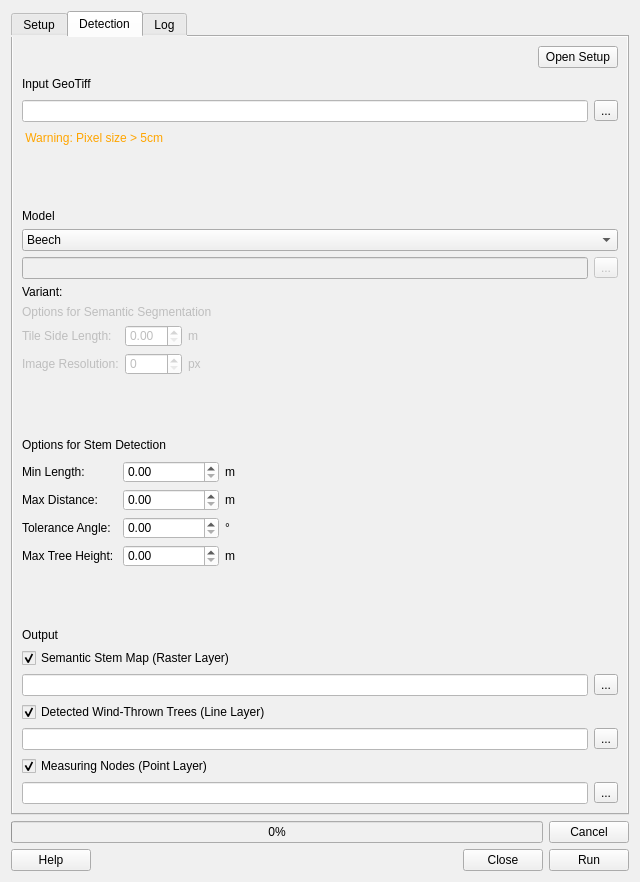
This is winmol_analyzer_dialog_base.ui in cwinkelmann/WINMOL_Analyzer as Qt 5 draws it before an edit. The edited form follows.
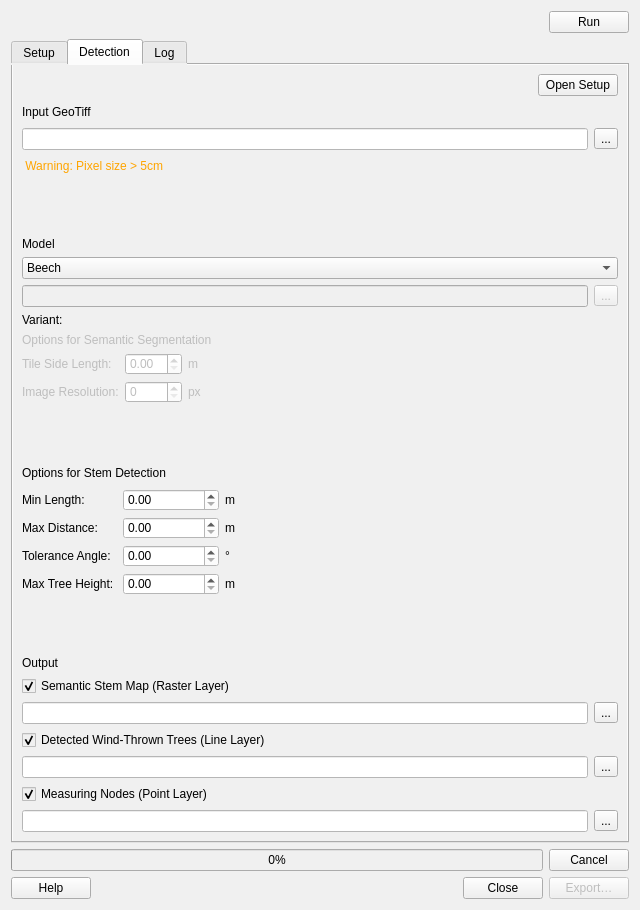
This is the edited form.

Commit message: fix(ui): Run above the tabs, Export in the bottom button row

The edit to the form file:
```diff
--- a/winmol_analyzer_dialog_base.ui
+++ b/winmol_analyzer_dialog_base.ui
@@ -20,6 +20,33 @@
    <string notr="true">background-color: rgb(240, 240, 240)</string>
   </property>
   <layout class="QVBoxLayout" name="verticalLayout_7">
+   <item>
+    <layout class="QHBoxLayout" name="horizontalLayout_run">
+     <item>
+      <spacer name="horizontalSpacer_run">
+       <property name="orientation">
+        <enum>Qt::Horizontal</enum>
+       </property>
+       <property name="sizeHint" stdset="0">
+        <size>
+         <width>40</width>
+         <height>20</height>
+        </size>
+       </property>
+      </spacer>
+     </item>
+     <item>
+      <widget class="QPushButton" name="run_button">
+       <property name="toolTip">
+        <string>Start a detection with the parameters below.</string>
+       </property>
+       <property name="text">
+        <string>Run</string>
+       </property>
+      </widget>
+     </item>
+    </layout>
+   </item>
    <item>
     <widget class="QTabWidget" name="log_widget">
      <property name="autoFillBackground">
@@ -1114,9 +1141,15 @@
       </widget>
      </item>
      <item row="1" column="3">
-      <widget class="QPushButton" name="run_button">
+      <widget class="QPushButton" name="export_button">
+       <property name="enabled">
+        <bool>false</bool>
+       </property>
+       <property name="toolTip">
+        <string>Save the last run's outputs (stem map / stems) to a folder. Runs without an output path go to a temp folder until exported.</string>
+       </property>
        <property name="text">
-        <string>Run</string>
+        <string>Export…</string>
        </property>
       </widget>
      </item>
```
The commit also changes 2 other files.
